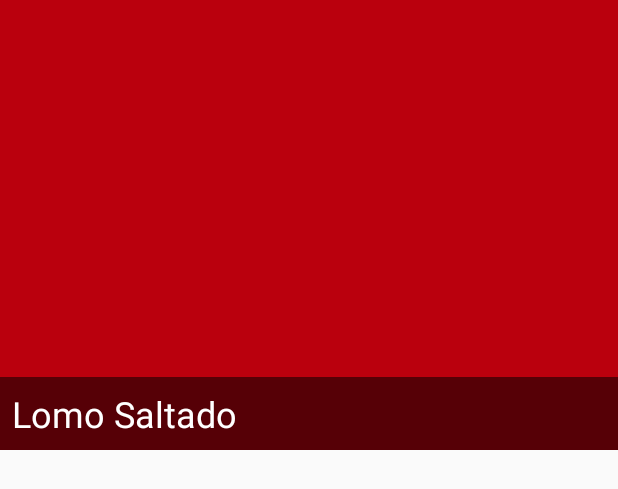
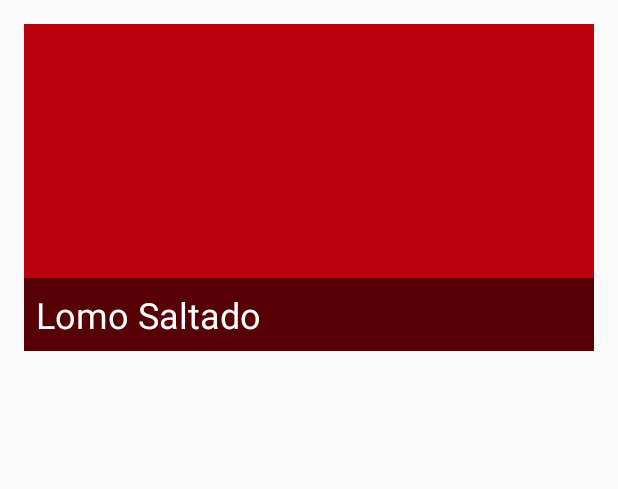
Before and after one commit to rolandoasmat/Aji, an Android app: the layout cell_item_meals_list.xml on its own in the app's theme, with its tools: preview values and no code run, on a phone screen of 412 x 824 dp. Shown: the top 489 px of the screen. Run offline under Robolectric (Android 15) with nearby library versions, the phone set to English and light mode, and no system bars.

Commit message:
Moved mock data to single VM for now. Changed image height to 250dp

```diff
--- a/app/src/main/java/com/rolandoasmat/aji/favorites/FavoritesFragment.kt
+++ b/app/src/main/java/com/rolandoasmat/aji/favorites/FavoritesFragment.kt
@@ -27,7 +27,7 @@ class FavoritesFragment : Fragment() {
     }
 
     private fun observeViewModel() {
-        viewModel.meals.observe(this, Observer {
+        viewModel.favoriteRecipes.observe(this, Observer {
             render(it)
         })
     }
--- a/app/src/main/java/com/rolandoasmat/aji/mealslist/MealsListView.kt
+++ b/app/src/main/java/com/rolandoasmat/aji/mealslist/MealsListView.kt
@@ -5,7 +5,7 @@ import android.util.AttributeSet
 import androidx.navigation.findNavController
 import androidx.recyclerview.widget.LinearLayoutManager
 import androidx.recyclerview.widget.RecyclerView
-import com.rolandoasmat.aji.ui.entrees.FavoritesFragmentDirections
+import com.rolandoasmat.aji.favorites.FavoritesFragmentDirections
 
 /**
  * Custom view that encapsulates a list
--- a/app/src/main/res/layout/cell_item_meals_list.xml
+++ b/app/src/main/res/layout/cell_item_meals_list.xml
@@ -4,7 +4,8 @@
     xmlns:tools="http://schemas.android.com/tools"
     android:orientation="vertical"
     android:layout_width="match_parent"
-    android:layout_height="300dp" >
+    android:layout_height="250dp"
+    android:padding="16dp">
 
     <ImageView
         android:id="@+id/mealBackdrop"
```
Also changed, not shown: app/src/main/java/com/rolandoasmat/aji/favorites/FavoritesViewModel.kt (+6 -10 lines), app/src/main/java/com/rolandoasmat/aji/home/HomeViewModel.kt (+9 -1 lines).
